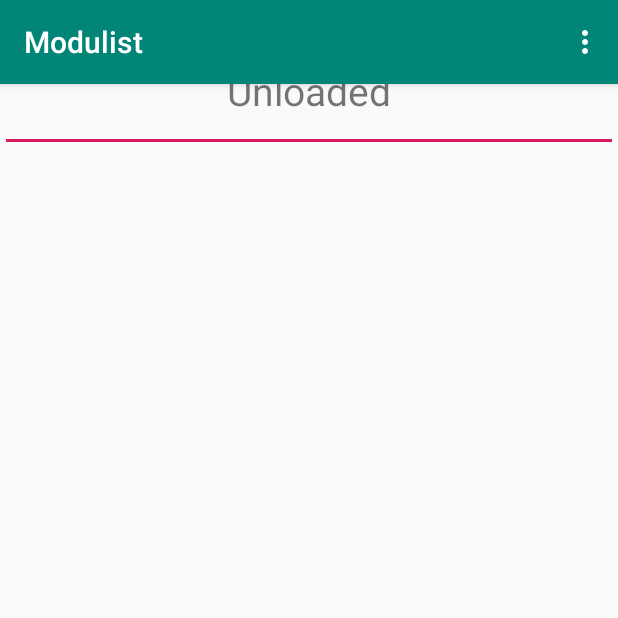
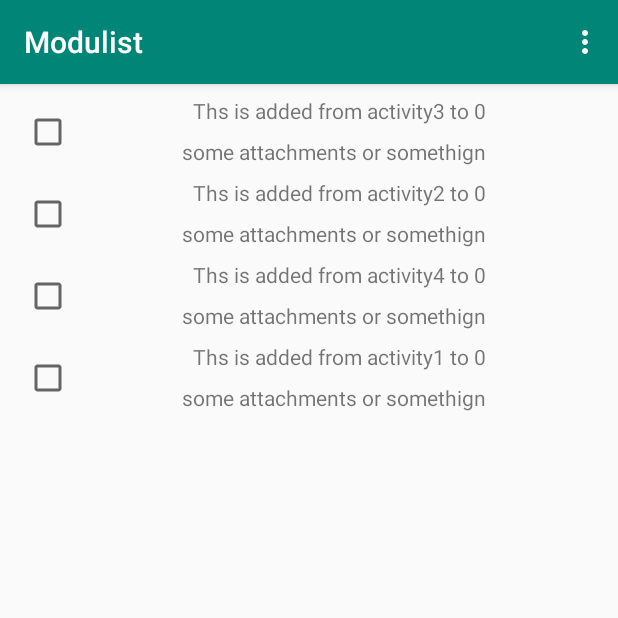
Before and after one commit to olaven/modulist, an Android app: the ModuleListActivity screen opened directly, with no data from a screen before it, on a phone screen of 412 x 824 dp, the top half of it. Run offline under Robolectric (Android 15) with nearby library versions, the phone set to English and light mode, and no system bars; our stand-ins replace Room's generated code; 1 statement that could not run was skipped.

Commit message:
displaying some items and changed GUI slightly

```diff
--- a/app/src/main/java/org/olaven/modulist/activities/ModuleListActivity.kt
+++ b/app/src/main/java/org/olaven/modulist/activities/ModuleListActivity.kt
@@ -13,7 +13,6 @@ import kotlinx.coroutines.Dispatchers
 import kotlinx.coroutines.GlobalScope
 import kotlinx.coroutines.launch
 import org.olaven.modulist.R
-import org.olaven.modulist.adapters.HomeFragmentRecyclerAdapter
 import org.olaven.modulist.adapters.ItemsRecyclerAdapter
 import org.olaven.modulist.database.Models
 import org.olaven.modulist.database.entity.Item
@@ -28,7 +27,7 @@ class ModuleListActivity : BaseActivity() {
         setContentView(R.layout.activity_module_list)
 
 
-        val key = getString(R.string.extra_id_key)
+        val key = getString(R.string.extra_modulelist_key)
         val id = intent.extras[key] as Long
         setupModuleList(id)
     }
@@ -67,20 +66,33 @@ class ModuleListActivity : BaseActivity() {
         val moduleListModel = Models.getModuleListModel(application)
         val itemModel = Models.getItemModel(application)
 
-        val lifecycleOwner = this // needed as scope changes below
-        GlobalScope.launch(Dispatchers.IO) {
+        moduleListModel.getById(id).observe(this, Observer {
 
-            val itemsLive = itemModel.getByModuleListId(id)
-            itemsLive.observe(lifecycleOwner, Observer{ items ->
+            it?.let { moduleList ->
 
-                items?.let {
+                supportActionBar!!.title = moduleList.name
+            }
+        })
 
-                    activity_module_list_recycler_view.layoutManager = LinearLayoutManager(applicationContext, LinearLayout.VERTICAL, false)
-                    activity_module_list_recycler_view.adapter = ItemsRecyclerAdapter(applicationContext, items)
-                }
-            })
 
-        }
+        //TODO: REplace with demo
+        itemModel.insert(Item("Ths is added from activity1 to $id", false, 2, id))
+        itemModel.insert(Item("Ths is added from activity2 to $id", false, 2, id))
+        itemModel.insert(Item("Ths is added from activity3 to $id", false, 2, id))
+        itemModel.insert(Item("Ths is added from activity4 to $id", false, 2, id))
+
+        activity_module_list_recycler_view.layoutManager = LinearLayoutManager(applicationContext, LinearLayout.VERTICAL, false)
+        val adapter = ItemsRecyclerAdapter(applicationContext)
+        itemModel.getByModuleListId(id).observe(this, Observer { packageTypes ->
+
+            packageTypes?.forEach {item ->
+
+                adapter.add(item)
+            }
+
+        })
+        adapter.notifyDataSetChanged()
+        activity_module_list_recycler_view.adapter = adapter
     }
 
     private fun toStringRepresentation(): String? {
--- a/app/src/main/java/org/olaven/modulist/adapters/HomeFragmentRecyclerAdapter.kt
+++ b/app/src/main/java/org/olaven/modulist/adapters/HomeFragmentRecyclerAdapter.kt
@@ -5,7 +5,6 @@ import android.content.Intent
 import android.support.v7.widget.CardView
 import android.support.v7.widget.RecyclerView
 import android.view.LayoutInflater
-import android.view.View
 import android.view.ViewGroup
 import kotlinx.android.synthetic.main.list_card.view.*
 import org.olaven.modulist.R
@@ -44,7 +43,7 @@ class HomeFragmentRecyclerAdapter(private val context: Context, private val modu
 
                 val moduleList = moduleLists[adapterPosition]
                 val intent = Intent(context, ModuleListActivity::class.java)
-                val key = context.getString(R.string.extra_id_key)
+                val key = context.getString(R.string.extra_modulelist_key)
 
                 intent.putExtra(key, moduleList.id)
                 context.startActivity(intent)
--- a/app/src/main/java/org/olaven/modulist/adapters/ItemsRecyclerAdapter.kt
+++ b/app/src/main/java/org/olaven/modulist/adapters/ItemsRecyclerAdapter.kt
@@ -10,7 +10,13 @@ import kotlinx.android.synthetic.main.list_item.view.*
 import org.olaven.modulist.R
 import org.olaven.modulist.database.entity.Item
 
-class ItemsRecyclerAdapter(val context: Context, private val items: List<Item>):  RecyclerView.Adapter<ItemsRecyclerAdapter.MyViewHolder>() {
+class ItemsRecyclerAdapter(val context: Context):  RecyclerView.Adapter<ItemsRecyclerAdapter.MyViewHolder>() {
+
+    private val items = mutableListOf<Item>()
+
+    fun add(item: Item) {
+        items.add(item)
+    }
 
     inner class MyViewHolder(view: View): RecyclerView.ViewHolder(view) {
 
--- a/app/src/main/java/org/olaven/modulist/adapters/ListsFragmentRecyclerAdapter.kt
+++ b/app/src/main/java/org/olaven/modulist/adapters/ListsFragmentRecyclerAdapter.kt
@@ -5,7 +5,6 @@ import android.content.Intent
 import android.support.v7.widget.CardView
 import android.support.v7.widget.RecyclerView
 import android.view.LayoutInflater
-import android.view.View
 import android.view.ViewGroup
 import kotlinx.android.synthetic.main.list_card.view.*
 import org.olaven.modulist.R
@@ -46,7 +45,7 @@ class ListsFragmentRecyclerAdapter(val context: Context, private val moduleLists
 
                 val moduleList = moduleLists[adapterPosition]
                 val intent = Intent(context, ModuleListActivity::class.java)
-                val key = context.getString(R.string.extra_id_key)
+                val key = context.getString(R.string.extra_modulelist_key)
 
                 intent.putExtra(key, moduleList.id)
                 context.startActivity(intent)
--- a/app/src/main/java/org/olaven/modulist/database/dao/ItemDAO.kt
+++ b/app/src/main/java/org/olaven/modulist/database/dao/ItemDAO.kt
@@ -6,18 +6,18 @@ import android.arch.persistence.room.Query
 import org.olaven.modulist.database.entity.Item
 
 @Dao
-abstract class ItemDAO: CommonDAO<Item> {
+interface ItemDAO: CommonDAO<Item> {
 
     @Query("select * from Item")
-    abstract fun getAllItemsLive(): LiveData<List<Item>>
+    fun getAllItemsLive(): LiveData<List<Item>>
 
     @Query("select * from Item where id = :id")
-    abstract fun getById(id: Long): LiveData<Item>
+    fun getById(id: Long): LiveData<Item>
 
     @Query("select * from Item where moduleListId = :id")
-    abstract fun getByModuleListId(id: Long): LiveData<List<Item>>
+    fun getByModuleListId(id: Long): LiveData<List<Item>>
 
     @Query("delete from Item")
-    abstract fun deleteAll()
+    fun deleteAll()
 
 }
--- a/app/src/main/java/org/olaven/modulist/database/dao/ModuleListDAO.kt
+++ b/app/src/main/java/org/olaven/modulist/database/dao/ModuleListDAO.kt
@@ -20,4 +20,7 @@ interface ModuleListDAO: CommonDAO<ModuleList> {
 
     @Query("delete from ModuleList")
     fun deleteAll()
+
+    @Query("select * from ModuleList where name = :name")
+    abstract fun getByName(name: String): LiveData<List<ModuleList>>
 }
--- a/app/src/main/java/org/olaven/modulist/database/demo.kt
+++ b/app/src/main/java/org/olaven/modulist/database/demo.kt
@@ -25,13 +25,13 @@ fun addDemoData(application: Application) {
         summerHoliday
     )
 
-
+    /*
     listRelationModuleList.insert(
         ListRelation(winterHoliday.id, holiday.id)
     )
     listRelationModuleList.insert(
         ListRelation(summerHoliday.id, holiday.id)
-    )
+    )*/
 
     moduleLists.forEach {
 
@@ -61,4 +61,4 @@ private fun createItemsFor(moduleList: ModuleList): List<Item> {
 }
 
 private fun randomIntBelow(number: Int) =
-        Random.nextInt(number)
+    Random.nextInt(number)
--- a/app/src/main/java/org/olaven/modulist/database/model/ItemModel.kt
+++ b/app/src/main/java/org/olaven/modulist/database/model/ItemModel.kt
@@ -19,7 +19,7 @@ class ItemModel(application: Application): CommonModel<Item>(application) {
 
     val allItemsLive = repository.allItemsLive
 
-    suspend fun getByModuleListId(id: Long) =
+    fun getByModuleListId(id: Long) =
         repository.getByModuleListId(id)
 
     fun deleteAll() = scope.launch(Dispatchers.IO) {
--- a/app/src/main/java/org/olaven/modulist/database/model/ModuleListModel.kt
+++ b/app/src/main/java/org/olaven/modulist/database/model/ModuleListModel.kt
@@ -19,8 +19,10 @@ class ModuleListModel(application: Application): CommonModel<ModuleList>(applica
     val allModuleListsLive: LiveData<List<ModuleList>> =
         repository.allModuleListsLive
 
-    suspend fun getById(id: Long) =
-        repository.getById(id)
+    fun getById(id: Long) =
+            repository.getById(id)
+
+
 
     fun deleteAll() = scope.launch(Dispatchers.IO) {
         repository.deleteAll()
--- a/app/src/main/java/org/olaven/modulist/database/repository/CommonRepository.kt
+++ b/app/src/main/java/org/olaven/modulist/database/repository/CommonRepository.kt
@@ -16,4 +16,5 @@ abstract class CommonRepository<T>(val dao: CommonDAO<T>) {
         dao.delete(element)
 
 
+
 }
--- a/app/src/main/java/org/olaven/modulist/database/repository/ItemRepository.kt
+++ b/app/src/main/java/org/olaven/modulist/database/repository/ItemRepository.kt
@@ -10,11 +10,10 @@ class ItemRepository(private val itemDAO: ItemDAO): CommonRepository<Item>(itemD
     val allItemsLive: LiveData<List<Item>> = itemDAO.getAllItemsLive()
 
     @WorkerThread
-    suspend fun getByid(id: Long) =
+    fun getByid(id: Long) =
         itemDAO.getById(id)
 
-    @WorkerThread
-    suspend fun getByModuleListId(id: Long): LiveData<List<Item>> =
+    fun getByModuleListId(id: Long) =
             itemDAO.getByModuleListId(id)
 
     fun deleteAll() =
--- a/app/src/main/java/org/olaven/modulist/database/repository/ModuleListRepository.kt
+++ b/app/src/main/java/org/olaven/modulist/database/repository/ModuleListRepository.kt
@@ -1,6 +1,7 @@
 package org.olaven.modulist.database.repository
 
 import android.arch.lifecycle.LiveData
+import android.support.annotation.WorkerThread
 import org.olaven.modulist.database.dao.ModuleListDAO
 import org.olaven.modulist.database.entity.ModuleList
 
@@ -8,10 +9,14 @@ class ModuleListRepository(private val moduleListDAO: ModuleListDAO) : CommonRep
 
     val allModuleListsLive: LiveData<List<ModuleList>> = moduleListDAO.getAllModuleListsLive()
 
-    suspend fun getById(id: Long) =
+    fun getById(id: Long) =
         moduleListDAO.getById(id)
 
     fun deleteAll() {
         moduleListDAO.deleteAll()
     }
+
+    @WorkerThread
+    fun getByName(name: String) =
+            moduleListDAO.getByName(name)
 }
--- a/app/src/main/res/layout/activity_module_list.xml
+++ b/app/src/main/res/layout/activity_module_list.xml
@@ -8,36 +8,15 @@
     tools:context=".activities.ModuleListActivity"
     android:fitsSystemWindows="true">
 
-    <TextView
-            android:id="@+id/activity_module_list_name"
-            android:text="@string/unloaded"
-            android:textSize="26sp"
-            android:layout_width="wrap_content"
-            android:layout_height="wrap_content"
-            android:layout_marginStart="8dp"
-            android:layout_marginEnd="8dp"
-            android:layout_marginTop="16dp"
-            app:layout_constraintEnd_toEndOf="parent"
-            app:layout_constraintTop_toTopOf="parent"
-            app:layout_constraintStart_toStartOf="parent" android:layout_marginBottom="8dp"
-            app:layout_constraintBottom_toTopOf="@+id/activity_module_list_input"/>
-
-    <EditText
-            android:id="@+id/activity_module_list_input"
-            android:layout_width="match_parent"
-            android:layout_height="wrap_content"
-            tools:layout_editor_absoluteX="0dp"
-            tools:layout_editor_absoluteY="72dp"/>
-
     <android.support.v7.widget.RecyclerView
             android:id="@+id/activity_module_list_recycler_view"
             android:layout_width="match_parent"
-            android:layout_height="582dp"
+            android:layout_height="match_parent"
             android:layout_marginStart="8dp"
             android:layout_marginEnd="8dp"
             app:layout_constraintStart_toStartOf="parent"
             app:layout_constraintEnd_toEndOf="parent"
             app:layout_constraintBottom_toBottomOf="parent"
             app:layout_constraintHorizontal_bias="0.0"
-            android:layout_marginTop="8dp" app:layout_constraintTop_toBottomOf="@+id/activity_module_list_input"/>
+    />
 </android.support.constraint.ConstraintLayout>
--- a/app/src/main/res/values/strings.xml
+++ b/app/src/main/res/values/strings.xml
@@ -35,7 +35,7 @@
     <!-- Preferences -->
     <string name="preferences_modulist">preferences_modulist</string>
     <string name="theme_key">theme_key</string>
-    <string name="extra_id_key">id</string>
+    <string name="extra_modulelist_key">extra_modulelist_key</string>
 
 
 </resources>
```
